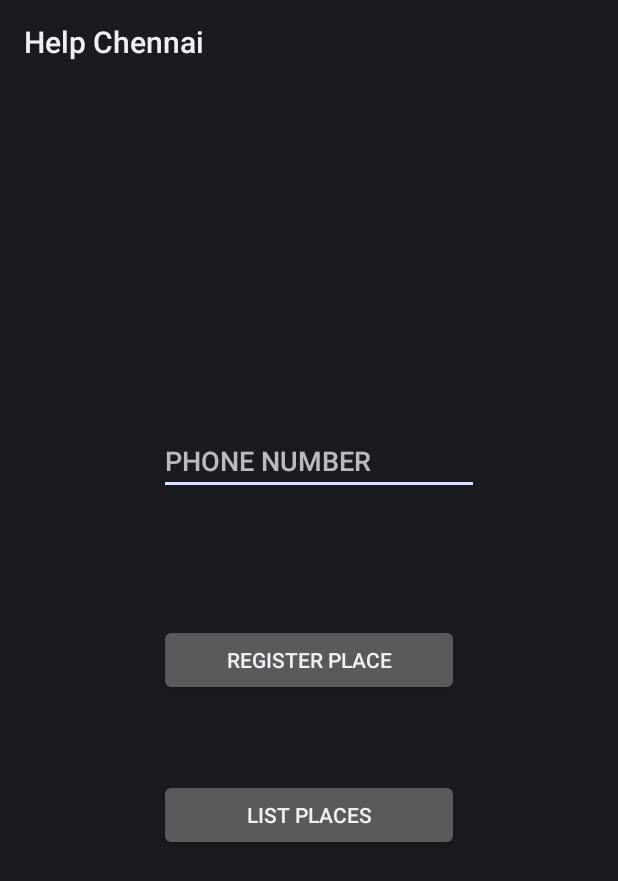
After one commit to praveensa/HelpChennai, an Android app: the layout shareoption.xml on its own in the app's theme, with its tools: preview values and no code run, on a phone screen of 412 x 824 dp. The commit adds this screen. Shown: the top 881 px of the screen. Run offline under Robolectric (Android 15) with nearby library versions, the phone set to English and light mode, and no system bars.

Commit message:
AlertDialogBox for app exit and app icon

```diff
--- a/app/src/main/java/com/example/prsamina/helpchennai/MainActivity.java
+++ b/app/src/main/java/com/example/prsamina/helpchennai/MainActivity.java
@@ -2,8 +2,10 @@ package com.example.prsamina.helpchennai;
 //Certificate fingerprint (SHA1):
 
 import android.app.Activity;
+import android.app.AlertDialog;
 import android.app.FragmentManager;
 import android.app.ProgressDialog;
+import android.content.DialogInterface;
 import android.content.Intent;
 import android.content.res.TypedArray;
 import android.location.Location;
@@ -227,6 +229,26 @@ public class MainActivity extends Activity implements OnMapReadyCallback,GoogleA
     }
 
     @Override
+    public void onBackPressed() {
+        AlertDialog.Builder close=new AlertDialog.Builder(MainActivity.this);
+        close.setTitle("Exiting the App ?");
+        close.setMessage("Are you sure wanna go out?");
+        close.setPositiveButton("Yes", new DialogInterface.OnClickListener() {
+            @Override
+            public void onClick(DialogInterface dialog, int which) {
+                finish();
+            }
+        });
+        close.setNegativeButton("No", new DialogInterface.OnClickListener() {
+            @Override
+            public void onClick(DialogInterface dialog, int which) {
+                dialog.cancel();
+            }
+        });
+        close.show();
+    }
+
+    @Override
     public void onConnected(Bundle bundle) {
         //noinspection ResourceType
         Location mLastLocation = LocationServices.FusedLocationApi.getLastLocation(googleApiClient);
@@ -285,6 +307,7 @@ public class MainActivity extends Activity implements OnMapReadyCallback,GoogleA
             //noinspection deprecation
             List<NameValuePair> parms=new ArrayList<NameValuePair>();
             JSONObject jsonObject=jsonParser.makeHttpRequest(url+"RetrieveData.php","GET",parms);
+            if(jsonObject==null)
             try {
                 int success=jsonObject.getInt("status");
                 if(success==0)
--- /dev/null
+++ b/app/src/main/res/layout/shareoption.xml
@@ -0,0 +1,36 @@
+<?xml version="1.0" encoding="utf-8"?>
+<RelativeLayout xmlns:android="http://schemas.android.com/apk/res/android"
+    android:orientation="vertical" android:layout_width="match_parent"
+    android:layout_height="match_parent">
+
+    <Button
+        android:layout_width="200dp"
+        android:layout_height="wrap_content"
+        android:text="Register Place"
+        android:id="@+id/button"
+        android:layout_gravity="center_horizontal"
+        android:layout_centerVertical="true"
+        android:layout_centerHorizontal="true" />
+
+    <Button
+        android:layout_width="200dp"
+        android:layout_height="wrap_content"
+        android:text="List Places"
+        android:id="@+id/button2"
+        android:layout_marginTop="55dp"
+        android:layout_below="@+id/button"
+        android:layout_alignLeft="@+id/button"
+        android:layout_alignStart="@+id/button" />
+
+    <EditText
+        android:layout_width="wrap_content"
+        android:layout_height="wrap_content"
+        android:inputType="phone"
+        android:hint="PHONE NUMBER"
+        android:ems="10"
+        android:id="@+id/phonel"
+        android:layout_marginBottom="86dp"
+        android:layout_above="@+id/button"
+        android:layout_alignLeft="@+id/button"
+        android:layout_alignStart="@+id/button" />
+</RelativeLayout>
```
Also changed, not shown: app/src/main/ic_launcher-web.png (added), app/src/main/res/mipmap-hdpi/ic_launcher.png, app/src/main/res/mipmap-mdpi/ic_launcher.png, app/src/main/res/mipmap-xhdpi/ic_launcher.png, app/src/main/res/mipmap-xxhdpi/ic_launcher.png, app/src/main/res/mipmap-xxxhdpi/ic_launcher.png.
